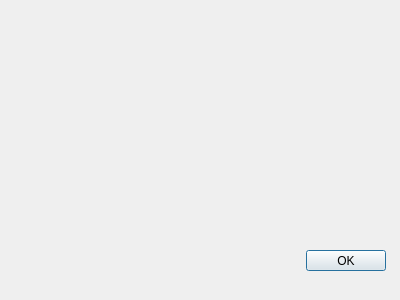
This is src/app/ui/errordialog.ui in PLLUG/sourceline as Qt 5 draws it before an edit. The edited form follows.
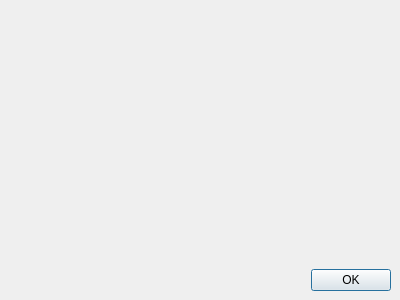
This is the edited form.

Commit message: Set up parameters of window and its contents

Patch:
```diff
--- a/src/app/ui/errordialog.ui
+++ b/src/app/ui/errordialog.ui
@@ -19,57 +19,122 @@
   <property name="windowTitle">
    <string>Dialog</string>
   </property>
-  <widget class="QLabel" name="labelBriefErrorText">
+  <widget class="QWidget" name="">
    <property name="geometry">
     <rect>
-     <x>190</x>
-     <y>30</y>
-     <width>171</width>
-     <height>51</height>
+     <x>10</x>
+     <y>10</y>
+     <width>381</width>
+     <height>281</height>
     </rect>
    </property>
-   <property name="text">
-    <string/>
-   </property>
-  </widget>
-  <widget class="QLabel" name="labelFullErrorText">
-   <property name="geometry">
-    <rect>
-     <x>60</x>
-     <y>100</y>
-     <width>291</width>
-     <height>101</height>
-    </rect>
-   </property>
-   <property name="text">
-    <string/>
-   </property>
-  </widget>
-  <widget class="QLabel" name="labelIconExclamation">
-   <property name="geometry">
-    <rect>
-     <x>70</x>
-     <y>30</y>
-     <width>81</width>
-     <height>51</height>
-    </rect>
-   </property>
-   <property name="text">
-    <string/>
-   </property>
-  </widget>
-  <widget class="QDialogButtonBox" name="buttonBoxOk">
-   <property name="geometry">
-    <rect>
-     <x>220</x>
-     <y>250</y>
-     <width>166</width>
-     <height>21</height>
-    </rect>
-   </property>
-   <property name="standardButtons">
-    <set>QDialogButtonBox::Ok</set>
-   </property>
+   <layout class="QVBoxLayout" name="verticalLayout">
+    <item>
+     <layout class="QHBoxLayout" name="horizontalLayout">
+      <item>
+       <spacer name="horizontalSpacer">
+        <property name="orientation">
+         <enum>Qt::Horizontal</enum>
+        </property>
+        <property name="sizeHint" stdset="0">
+         <size>
+          <width>40</width>
+          <height>20</height>
+         </size>
+        </property>
+       </spacer>
+      </item>
+      <item>
+       <widget class="QLabel" name="labelIconExclamation">
+        <property name="text">
+         <string/>
+        </property>
+       </widget>
+      </item>
+      <item>
+       <widget class="QLabel" name="labelBriefErrorText">
+        <property name="text">
+         <string/>
+        </property>
+       </widget>
+      </item>
+      <item>
+       <spacer name="horizontalSpacer_2">
+        <property name="orientation">
+         <enum>Qt::Horizontal</enum>
+        </property>
+        <property name="sizeHint" stdset="0">
+         <size>
+          <width>40</width>
+          <height>20</height>
+         </size>
+        </property>
+       </spacer>
+      </item>
+     </layout>
+    </item>
+    <item>
+     <layout class="QHBoxLayout" name="horizontalLayout_2">
+      <item>
+       <spacer name="horizontalSpacer_3">
+        <property name="orientation">
+         <enum>Qt::Horizontal</enum>
+        </property>
+        <property name="sizeHint" stdset="0">
+         <size>
+          <width>40</width>
+          <height>20</height>
+         </size>
+        </property>
+       </spacer>
+      </item>
+      <item>
+       <widget class="QLabel" name="labelFullErrorText">
+        <property name="text">
+         <string/>
+        </property>
+       </widget>
+      </item>
+      <item>
+       <spacer name="horizontalSpacer_4">
+        <property name="orientation">
+         <enum>Qt::Horizontal</enum>
+        </property>
+        <property name="sizeHint" stdset="0">
+         <size>
+          <width>40</width>
+          <height>20</height>
+         </size>
+        </property>
+       </spacer>
+      </item>
+     </layout>
+    </item>
+    <item>
+     <layout class="QHBoxLayout" name="horizontalLayout_3">
+      <item>
+       <spacer name="horizontalSpacer_5">
+        <property name="orientation">
+         <enum>Qt::Horizontal</enum>
+        </property>
+        <property name="sizeHint" stdset="0">
+         <size>
+          <width>40</width>
+          <height>20</height>
+         </size>
+        </property>
+       </spacer>
+      </item>
+      <item>
+       <widget class="QDialogButtonBox" name="buttonBoxOk">
+        <property name="standardButtons">
+         <set>QDialogButtonBox::Ok</set>
+        </property>
+       </widget>
+      </item>
+     </layout>
+    </item>
+   </layout>
   </widget>
  </widget>
  <resources/>
```
Left out of the diff: 3 changed lines with no effect on the pictures.
